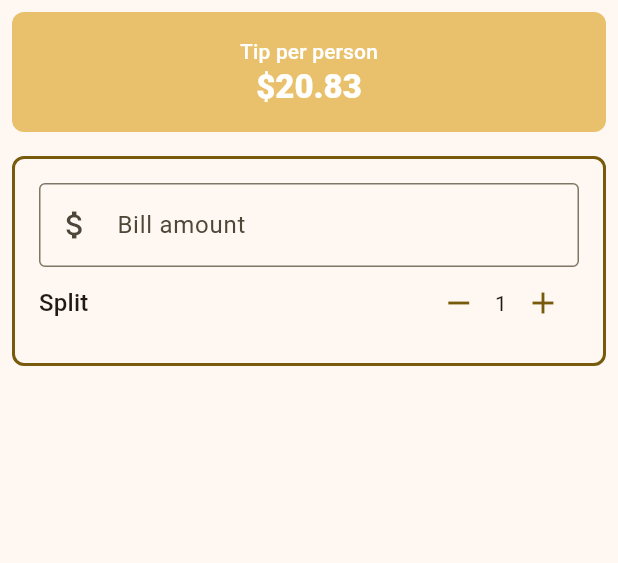
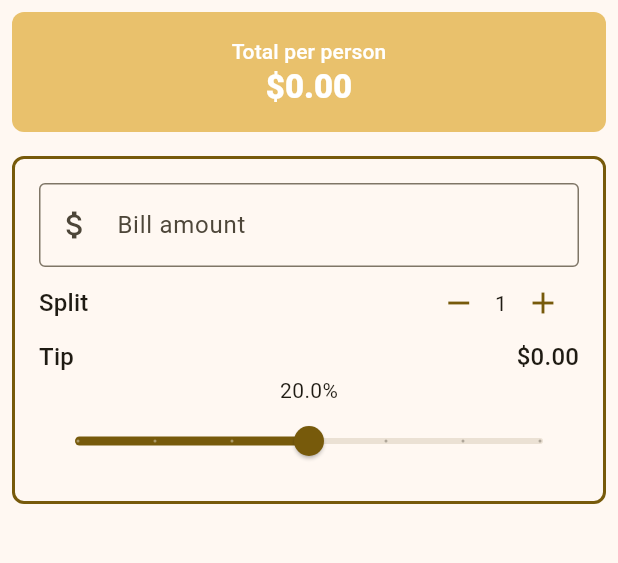
Before and after one commit to aronrodrigues/coursera_flutter_getting_started, a Flutter app: the screen it shows after launch, on a phone screen of 412 x 824 dp, the part 84-647 px from its top. Run offline on Flutter 3.47's test engine with Material 3 defaults, Android fonts, the phone set to English and light mode, and no system bars.

Commit message:
chore: utip refactor

```diff
--- a/utip/lib/main.dart
+++ b/utip/lib/main.dart
@@ -1,6 +1,8 @@
 import 'package:flutter/material.dart';
-import 'package:flutter/services.dart';
+import 'package:utip/widgets/bill_amount_field.dart';
 import 'package:utip/widgets/person_counter.dart';
+import 'package:utip/widgets/tip_slider.dart';
+import 'package:utip/widgets/total_per_person.dart';
 
 void main() {
   runApp(const MyApp());
@@ -29,10 +31,18 @@ class UTip extends StatefulWidget {
 
 class _UTipState extends State<UTip> {
   int _personCount = 1;
+  double _tipPct = 20;
+  double _billAmount = 0;
+  double _tipValue = 0;
+
+  void calculateTipValue() {
+    _tipValue = (_billAmount * (_tipPct / 100));
+  }
 
   void increment() {
     setState(() {
       _personCount++;
+      calculateTipValue();
     });
   }
 
@@ -40,6 +50,7 @@ class _UTipState extends State<UTip> {
     if (_personCount > 1) {
       setState(() {
         _personCount--;
+        calculateTipValue();
       });
     }
   }
@@ -55,30 +66,11 @@ class _UTipState extends State<UTip> {
       body: Column(
         crossAxisAlignment: CrossAxisAlignment.stretch,
         children: [
-          Container(
-            decoration: BoxDecoration(
-              color: theme.colorScheme.inversePrimary,
-              borderRadius: BorderRadius.circular(8),
-            ),
-            padding: EdgeInsets.all(16),
-            margin: EdgeInsets.all(8),
-            child: Column(
-              children: [
-                Text(
-                  "Tip per person",
-                  style: theme.textTheme.titleSmall!.copyWith(
-                    color: theme.colorScheme.onPrimary,
-                  ),
-                ),
-                Text(
-                  "\$20.83",
-                  style: theme.textTheme.titleLarge!.copyWith(
-                    color: theme.colorScheme.onPrimary,
-                    fontWeight: FontWeight.w800,
-                  ),
-                ),
-              ],
-            ),
+          TotalPerPerson(
+            theme: theme,
+            billAmount: _billAmount,
+            tipValue: _tipValue,
+            personCount: _personCount,
           ),
           Container(
             decoration: BoxDecoration(
@@ -89,18 +81,12 @@ class _UTipState extends State<UTip> {
             margin: EdgeInsets.all(8),
             child: Column(
               children: [
-                TextField(
-                  decoration: InputDecoration(
-                    border: OutlineInputBorder(),
-                    prefixIcon: Icon(Icons.attach_money),
-                    labelText: "Bill amount",
-                  ),
-                  keyboardType: TextInputType.number,
-                  inputFormatters: [
-                    FilteringTextInputFormatter.allow(RegExp(r'^\d*\.?\d*')),
-                  ],
-                  onChanged: (String value) {
-                    print(value);
+                BillAmountField(
+                  onChanged: (value) {
+                    setState(() {
+                      _billAmount = double.tryParse(value) ?? 0.0;
+                      calculateTipValue();
+                    });
                   },
                 ),
                 PersonCounter(
@@ -108,6 +94,27 @@ class _UTipState extends State<UTip> {
                   personCount: _personCount,
                   onDecrement: decrement,
                   onIncrement: increment,
+                ),
+                Row(
+                  mainAxisAlignment: MainAxisAlignment.spaceBetween,
+                  children: [
+                    Text("Tip", style: theme.textTheme.titleMedium),
+                    Text(
+                      "\$${_tipValue.toStringAsFixed(2)}",
+                      style: theme.textTheme.titleMedium,
+                    ),
+                  ],
+                ),
+                // == Slider Text
+                Text("$_tipPct%"),
+                TipSlider(
+                  tipPct: _tipPct,
+                  onChanged: (double value) {
+                    setState(() {
+                      _tipPct = value;
+                      calculateTipValue();
+                    });
+                  },
                 ),
               ],
             ),
--- /dev/null
+++ b/utip/lib/widgets/bill_amount_field.dart
@@ -0,0 +1,24 @@
+import 'package:flutter/material.dart';
+import 'package:flutter/services.dart';
+
+class BillAmountField extends StatelessWidget {
+  final ValueChanged<String> onChanged;
+
+  const BillAmountField({super.key, required this.onChanged});
+
+  @override
+  Widget build(BuildContext context) {
+    return TextField(
+      decoration: InputDecoration(
+        border: OutlineInputBorder(),
+        prefixIcon: Icon(Icons.attach_money),
+        labelText: "Bill amount",
+      ),
+      keyboardType: TextInputType.number,
+      inputFormatters: [
+        FilteringTextInputFormatter.allow(RegExp(r'^\d*\.?\d*')),
+      ],
+      onChanged: onChanged,
+    );
+  }
+}
--- /dev/null
+++ b/utip/lib/widgets/tip_slider.dart
@@ -0,0 +1,21 @@
+import 'package:flutter/material.dart';
+
+class TipSlider extends StatelessWidget {
+  const TipSlider({super.key, required double tipPct, required this.onChanged})
+    : _tipPct = tipPct;
+
+  final ValueChanged<double> onChanged;
+  final double _tipPct;
+
+  @override
+  Widget build(BuildContext context) {
+    return Slider(
+      value: _tipPct,
+      divisions: 6,
+      max: 35,
+      min: 5,
+      label: "$_tipPct%",
+      onChanged: onChanged,
+    );
+  }
+}
--- /dev/null
+++ b/utip/lib/widgets/total_per_person.dart
@@ -0,0 +1,47 @@
+import 'package:flutter/material.dart';
+
+class TotalPerPerson extends StatelessWidget {
+  const TotalPerPerson({
+    super.key,
+    required this.theme,
+    required double billAmount,
+    required double tipValue,
+    required int personCount,
+  }) : _billAmount = billAmount,
+       _tipValue = tipValue,
+       _personCount = personCount;
+
+  final ThemeData theme;
+  final double _billAmount;
+  final double _tipValue;
+  final int _personCount;
+
+  @override
+  Widget build(BuildContext context) {
+    return Container(
+      decoration: BoxDecoration(
+        color: theme.colorScheme.inversePrimary,
+        borderRadius: BorderRadius.circular(8),
+      ),
+      padding: EdgeInsets.all(16),
+      margin: EdgeInsets.all(8),
+      child: Column(
+        children: [
+          Text(
+            "Total per person",
+            style: theme.textTheme.titleSmall!.copyWith(
+              color: theme.colorScheme.onPrimary,
+            ),
+          ),
+          Text(
+            "\$${((_billAmount + _tipValue) / _personCount).toStringAsFixed(2)}",
+            style: theme.textTheme.titleLarge!.copyWith(
+              color: theme.colorScheme.onPrimary,
+              fontWeight: FontWeight.w800,
+            ),
+          ),
+        ],
+      ),
+    );
+  }
+}
```
